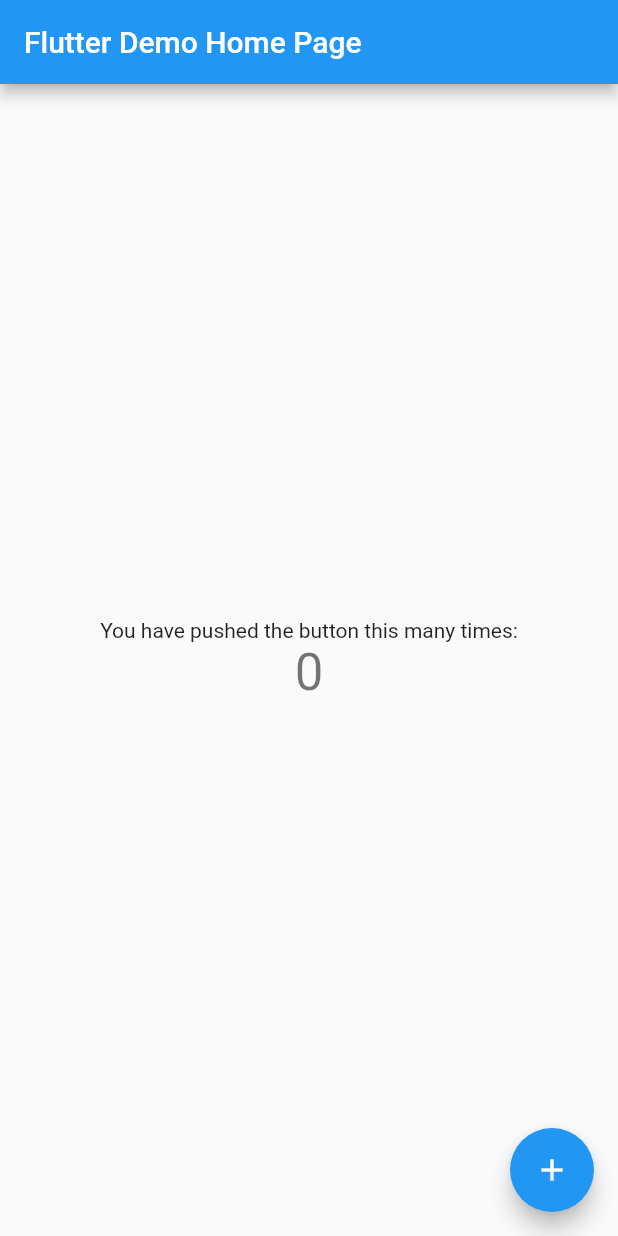
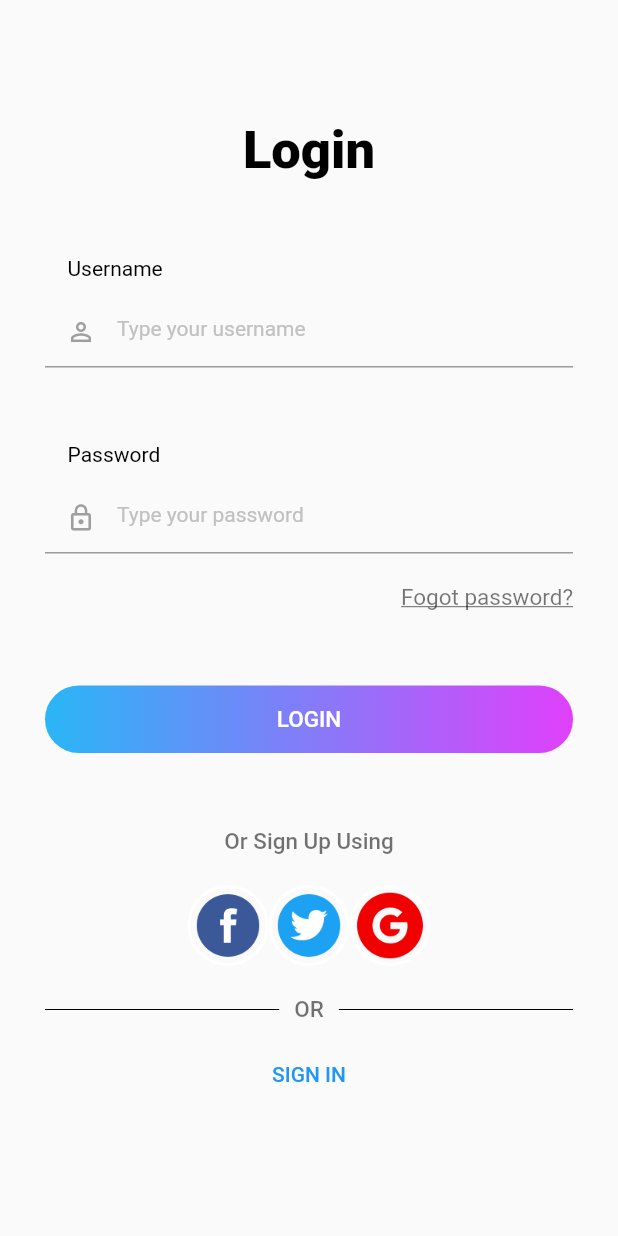
Before and after one commit to DuyLamJunpio/Login-Form-Flutter, a Flutter app: the screen it shows after launch, on a phone screen of 412 x 824 dp. Run offline on Flutter 3.47's test engine with Material 2 defaults, Android fonts, the phone set to English and light mode, and no system bars.

Commit message:
complete login screen

```diff
--- a/lib/main.dart
+++ b/lib/main.dart
@@ -1,4 +1,9 @@
 import 'package:flutter/material.dart';
+
+import 'widgets/build_btn.dart';
+import 'widgets/build_password.dart';
+import 'widgets/build_username.dart';
+import 'widgets/social_icon.dart';
 
 void main() {
   runApp(const MyApp());
@@ -13,103 +18,113 @@ class MyApp extends StatelessWidget {
     return MaterialApp(
       title: 'Flutter Demo',
       theme: ThemeData(
-        // This is the theme of your application.
-        //
-        // Try running your application with "flutter run". You'll see the
-        // application has a blue toolbar. Then, without quitting the app, try
-        // changing the primarySwatch below to Colors.green and then invoke
-        // "hot reload" (press "r" in the console where you ran "flutter run",
-        // or simply save your changes to "hot reload" in a Flutter IDE).
-        // Notice that the counter didn't reset back to zero; the application
-        // is not restarted.
         primarySwatch: Colors.blue,
       ),
-      home: const MyHomePage(title: 'Flutter Demo Home Page'),
+      home: const Login(),
+      debugShowCheckedModeBanner: false,
     );
   }
 }
 
-class MyHomePage extends StatefulWidget {
-  const MyHomePage({super.key, required this.title});
+// ignore: non_constant_identifier_names
 
-  // This widget is the home page of your application. It is stateful, meaning
-  // that it has a State object (defined below) that contains fields that affect
-  // how it looks.
+// ignore: non_constant_identifier_names
 
-  // This class is the configuration for the state. It holds the values (in this
-  // case the title) provided by the parent (in this case the App widget) and
-  // used by the build method of the State. Fields in a Widget subclass are
-  // always marked "final".
-
-  final String title;
-
-  @override
-  State<MyHomePage> createState() => _MyHomePageState();
-}
-
-class _MyHomePageState extends State<MyHomePage> {
-  int _counter = 0;
-
-  void _incrementCounter() {
-    setState(() {
-      // This call to setState tells the Flutter framework that something has
-      // changed in this State, which causes it to rerun the build method below
-      // so that the display can reflect the updated values. If we changed
-      // _counter without calling setState(), then the build method would not be
-      // called again, and so nothing would appear to happen.
-      _counter++;
-    });
-  }
+class Login extends StatelessWidget {
+  const Login({super.key});
 
   @override
   Widget build(BuildContext context) {
-    // This method is rerun every time setState is called, for instance as done
-    // by the _incrementCounter method above.
-    //
-    // The Flutter framework has been optimized to make rerunning build methods
-    // fast, so that you can just rebuild anything that needs updating rather
-    // than having to individually change instances of widgets.
     return Scaffold(
-      appBar: AppBar(
-        // Here we take the value from the MyHomePage object that was created by
-        // the App.build method, and use it to set our appbar title.
-        title: Text(widget.title),
+        body: SingleChildScrollView(
+      padding: const EdgeInsets.symmetric(horizontal: 30, vertical: 80),
+      child: Center(
+        child: Column(children: [
+          const Text(
+            'Login',
+            style: TextStyle(
+                fontSize: 35, fontWeight: FontWeight.w900, color: Colors.black),
+          ),
+          const SizedBox(height: 50),
+          build_username(),
+          const SizedBox(height: 50),
+          build_password(),
+          const SizedBox(height: 20),
+          Row(mainAxisAlignment: MainAxisAlignment.end, children: const [
+            Text(
+              "Fogot password?",
+              style: TextStyle(
+                  color: Colors.black54,
+                  fontSize: 15,
+                  decoration: TextDecoration.underline),
+            ),
+          ]),
+          const SizedBox(
+            height: 50,
+          ),
+          const build_btn(),
+          const SizedBox(height: 50),
+          const Text(
+            "Or Sign Up Using",
+            style: TextStyle(
+                color: Color.fromARGB(155, 23, 23, 23),
+                fontSize: 15,
+                fontWeight: FontWeight.w500),
+          ),
+          const SizedBox(
+            height: 20,
+          ),
+          Row(
+            mainAxisAlignment: MainAxisAlignment.center,
+            children: const [
+              socialIcon(
+                name: 'assets/facebook.png',
+              ),
+              socialIcon(
+                name: 'assets/twitter.png',
+              ),
+              socialIcon(
+                name: 'assets/google.png',
+              ),
+            ],
+          ),
+          const SizedBox(
+            height: 20,
+          ),
+          Row(
+            children: [
+              or_divider(),
+              const Padding(
+                padding: EdgeInsets.symmetric(horizontal: 10),
+                child: Text(
+                  "OR",
+                  style: TextStyle(
+                      color: Color.fromARGB(155, 23, 23, 23),
+                      fontSize: 15,
+                      fontWeight: FontWeight.w500),
+                ),
+              ),
+              or_divider(),
+            ],
+          ),
+          const SizedBox(
+            height: 10,
+          ),
+          TextButton(onPressed: () {}, child: const Text("SIGN IN"))
+        ]),
       ),
-      body: Center(
-        // Center is a layout widget. It takes a single child and positions it
-        // in the middle of the parent.
-        child: Column(
-          // Column is also a layout widget. It takes a list of children and
-          // arranges them vertically. By default, it sizes itself to fit its
-          // children horizontally, and tries to be as tall as its parent.
-          //
-          // Invoke "debug painting" (press "p" in the console, choose the
-          // "Toggle Debug Paint" action from the Flutter Inspector in Android
-          // Studio, or the "Toggle Debug Paint" command in Visual Studio Code)
-          // to see the wireframe for each widget.
-          //
-          // Column has various properties to control how it sizes itself and
-          // how it positions its children. Here we use mainAxisAlignment to
-          // center the children vertically; the main axis here is the vertical
-          // axis because Columns are vertical (the cross axis would be
-          // horizontal).
-          mainAxisAlignment: MainAxisAlignment.center,
-          children: <Widget>[
-            const Text(
-              'You have pushed the button this many times:',
-            ),
-            Text(
-              '$_counter',
-              style: Theme.of(context).textTheme.headlineMedium,
-            ),
-          ],
-        ),
+    ));
+  }
+
+  Expanded or_divider() {
+    return const Expanded(
+      child: Divider(
+        color: Color.fromARGB(255, 0, 0, 0),
+        height: 1.5,
       ),
-      floatingActionButton: FloatingActionButton(
-        onPressed: _incrementCounter,
-        tooltip: 'Increment',
-        child: const Icon(Icons.add),
-      ), // This trailing comma makes auto-formatting nicer for build methods.
     );
   }
 }
+
+
+// ignore: camel_case_types
--- /dev/null
+++ b/lib/widgets/build_btn.dart
@@ -0,0 +1,30 @@
+import 'package:flutter/material.dart';
+
+class build_btn extends StatelessWidget {
+  const build_btn({
+    super.key,
+  });
+
+  @override
+  Widget build(BuildContext context) {
+    return Container(
+      width: double.infinity,
+      height: 45,
+      decoration: BoxDecoration(
+          gradient: const LinearGradient(
+              colors: [Color(0xff29B6F6), Color(0xffE040FB)]),
+          borderRadius: BorderRadius.circular(25)),
+      child: ElevatedButton(
+        style: ElevatedButton.styleFrom(
+            backgroundColor: Colors.transparent,
+            shadowColor: Colors.transparent,
+            elevation: 0),
+        onPressed: () => {},
+        child: const Text(
+          "LOGIN",
+          style: TextStyle(color: Colors.white, fontSize: 15),
+        ),
+      ),
+    );
+  }
+}
--- /dev/null
+++ b/lib/widgets/build_password.dart
@@ -0,0 +1,35 @@
+import 'package:flutter/material.dart';
+
+// ignore: non_constant_identifier_names
+Widget build_password() {
+  return Column(
+    crossAxisAlignment: CrossAxisAlignment.start,
+    children: const [
+      Padding(
+        padding: EdgeInsets.symmetric(horizontal: 15),
+        child: Text(
+          "Password",
+          style: TextStyle(
+            fontSize: 14,
+            color: Colors.black,
+          ),
+        ),
+      ),
+      SizedBox(
+        height: 10,
+      ),
+      TextField(
+        obscureText: true,
+        decoration: InputDecoration(
+            hintText: 'Type your password',
+            hintStyle: TextStyle(
+                color: Color.fromARGB(255, 193, 193, 193), fontSize: 14),
+            prefixIcon: Icon(
+              Icons.lock_outline,
+              color: Colors.grey,
+              size: 20,
+            )),
+      ),
+    ],
+  );
+}
--- /dev/null
+++ b/lib/widgets/build_username.dart
@@ -0,0 +1,33 @@
+import 'package:flutter/material.dart';
+
+Widget build_username() {
+  return Column(
+    crossAxisAlignment: CrossAxisAlignment.start,
+    children: const [
+      Padding(
+        padding: EdgeInsets.symmetric(horizontal: 15),
+        child: Text(
+          "Username",
+          style: TextStyle(
+            fontSize: 14,
+            color: Colors.black,
+          ),
+        ),
+      ),
+      SizedBox(
+        height: 10,
+      ),
+      TextField(
+        decoration: InputDecoration(
+            hintText: 'Type your username',
+            hintStyle: TextStyle(
+                color: Color.fromARGB(255, 193, 193, 193), fontSize: 14),
+            prefixIcon: Icon(
+              Icons.person_outline,
+              color: Colors.grey,
+              size: 20,
+            )),
+      ),
+    ],
+  );
+}
--- /dev/null
+++ b/lib/widgets/social_icon.dart
@@ -0,0 +1,31 @@
+import 'package:flutter/material.dart';
+
+class socialIcon extends StatelessWidget {
+  const socialIcon({
+    super.key,
+    required this.name,
+  });
+
+  final String name;
+
+  @override
+  Widget build(BuildContext context) {
+    return Container(
+        padding: const EdgeInsets.all(0),
+        decoration: BoxDecoration(
+          border: Border.all(
+            width: 2,
+            color: const Color.fromARGB(255, 255, 255, 255),
+          ),
+          shape: BoxShape.circle,
+        ),
+        child: Expanded(
+          // child: Image.asset("assets/icons/twitter.png"),
+          child: Image(
+            image: AssetImage(name),
+            width: 50,
+            height: 50,
+          ),
+        ));
+  }
+}
```
Also changed, not shown: pubspec.yaml (+5 -7 lines), assets/facebook.png (added), assets/google.png (added), assets/twitter.png (added), pubspec.lock.
